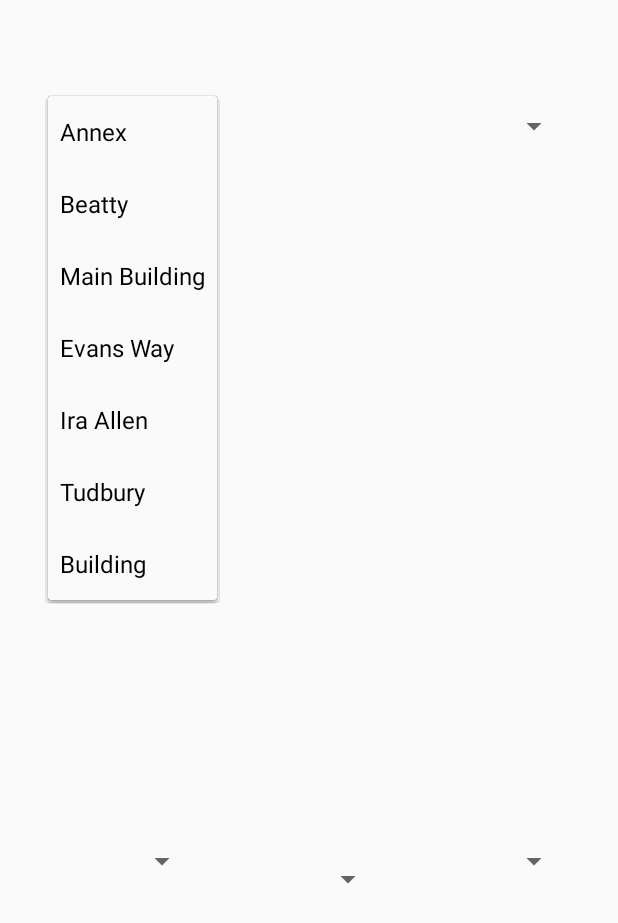
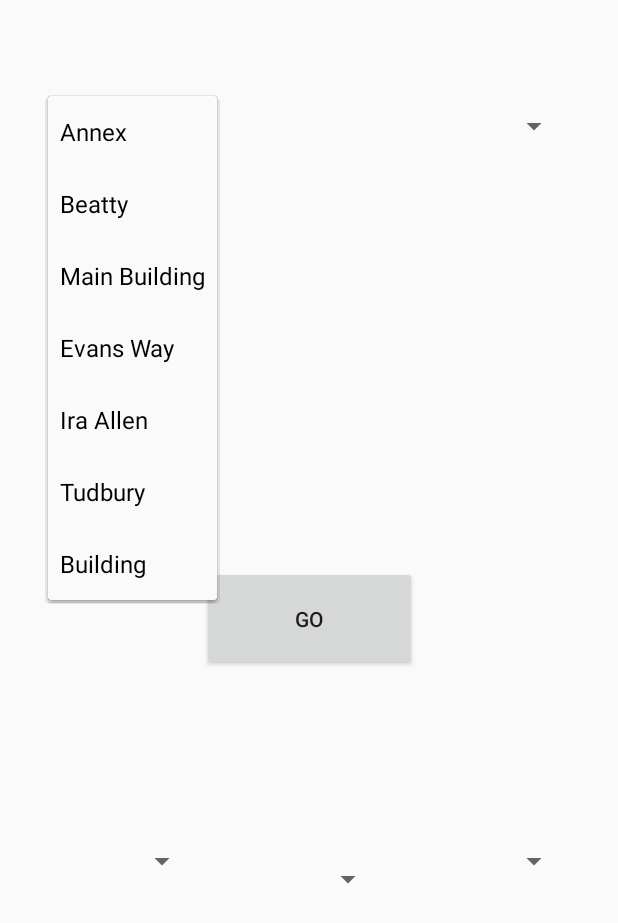
Before and after one commit to Jideen/Wentworth-GPS, an Android app: the Navigation screen opened directly, with no data from a screen before it, after a tap on an icon or button, on a phone screen of 412 x 824 dp. Shown: the top 923 px of the screen. Run offline under Robolectric (Android 15) with nearby library versions, the phone set to English and light mode, and no system bars; 1 statement that could not run was skipped.

```diff
--- a/app/src/main/res/layout/activity_navigation.xml
+++ b/app/src/main/res/layout/activity_navigation.xml
@@ -72,4 +72,18 @@
         app:layout_constraintEnd_toEndOf="parent"
         app:layout_constraintTop_toTopOf="parent" />
 
+    <Button
+        android:id="@+id/button7"
+        android:layout_width="143dp"
+        android:layout_height="70dp"
+        android:layout_marginBottom="240dp"
+        android:layout_marginEnd="120dp"
+        android:layout_marginStart="120dp"
+        android:layout_marginTop="240dp"
+        android:text="@string/go"
+        app:layout_constraintBottom_toBottomOf="parent"
+        app:layout_constraintEnd_toEndOf="parent"
+        app:layout_constraintStart_toStartOf="parent"
+        app:layout_constraintTop_toTopOf="parent" />
+
 </android.support.constraint.ConstraintLayout>
--- a/app/src/main/res/values/strings.xml
+++ b/app/src/main/res/values/strings.xml
@@ -16,6 +16,7 @@
     <string name="title_activity_main2">Main2Activity</string>
     <string name="title_activity_navigation">Navigation</string>
     <string name="test">test</string>
+    <string name="go">GO</string>
     <string-array name="building_names">
         <item>Annex</item>
         <item>Beatty</item>
```
